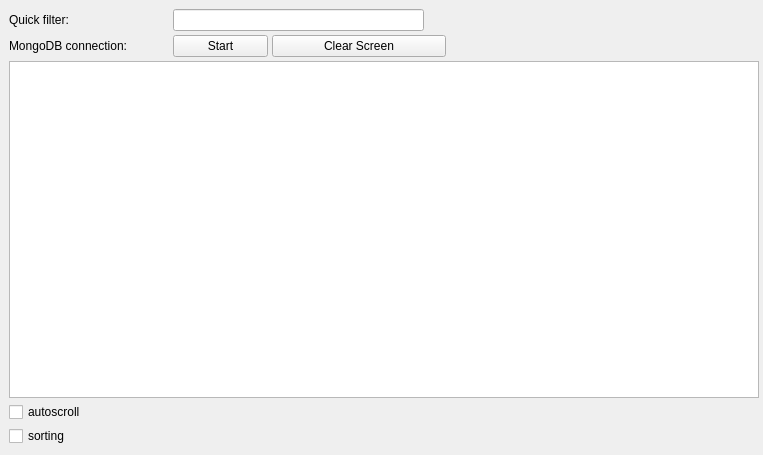
First picture: the form in historybrowserwindow.ui, repository kr0st/fpgui, before the edit.
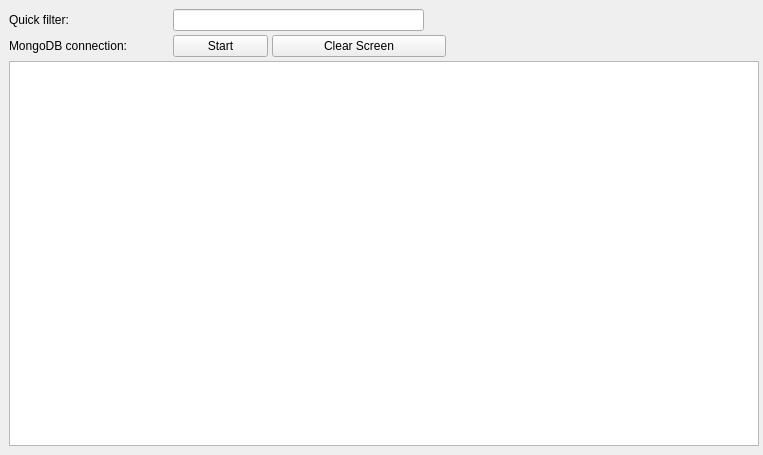
Second picture: the form after the edit.

```diff
--- a/historybrowserwindow.ui
+++ b/historybrowserwindow.ui
@@ -173,20 +173,6 @@
        </attribute>
       </widget>
      </item>
-     <item>
-      <widget class="QCheckBox" name="autoscroll_box">
-       <property name="text">
-        <string>autoscroll</string>
-       </property>
-      </widget>
-     </item>
-     <item>
-      <widget class="QCheckBox" name="sorting_box">
-       <property name="text">
-        <string>sorting</string>
-       </property>
-      </widget>
-     </item>
     </layout>
    </item>
   </layout>
```
